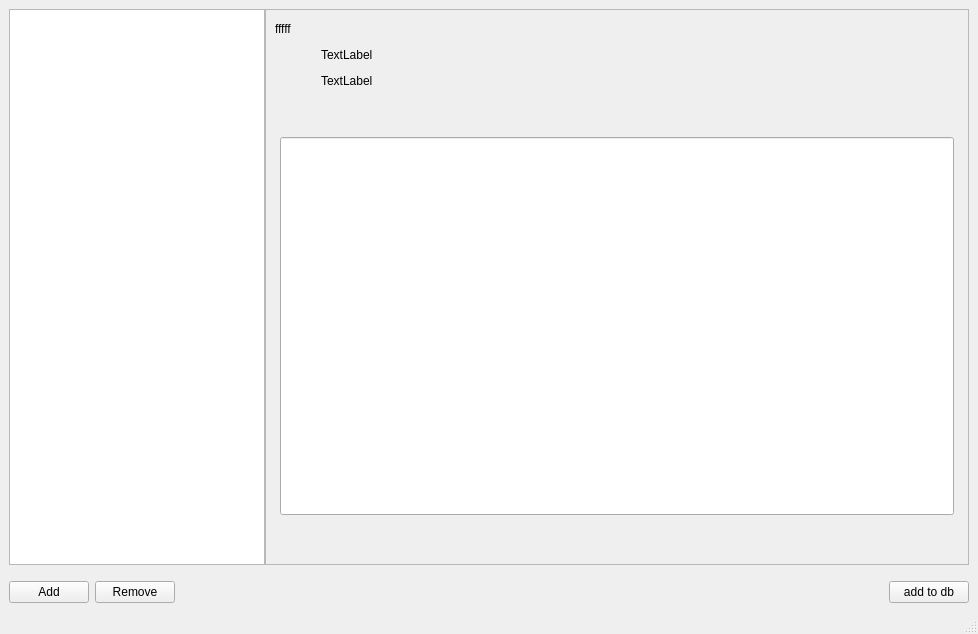
First picture: the form in mainwindow.ui, repository alternator0/qtbugtracker, before the edit.
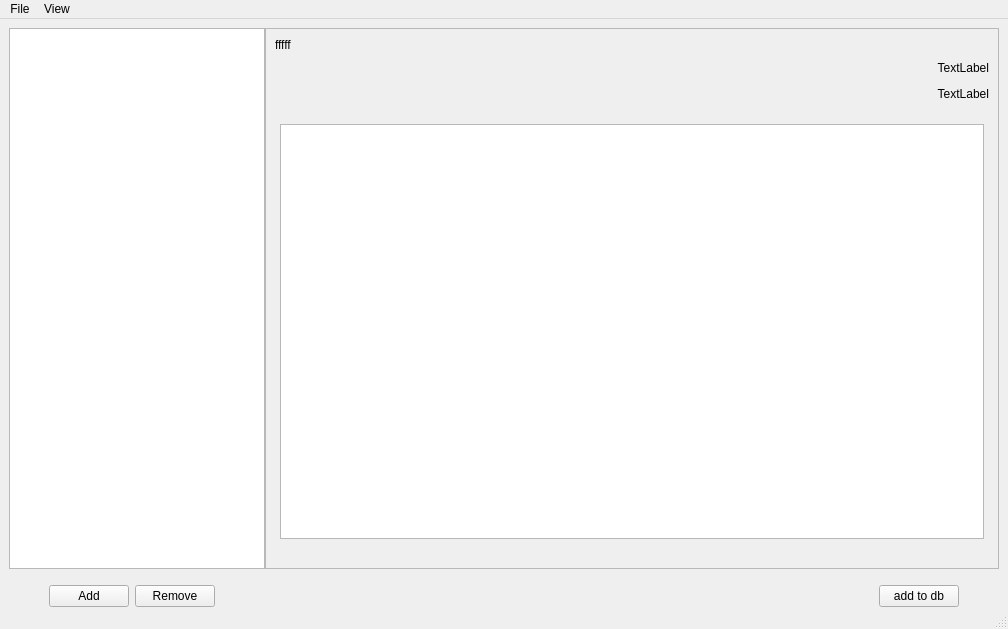
Second picture: the form after the edit.

Commit message: set up table view set up qmodel with queried data fixed add dialog set up data display

Diff of the .ui file:
```diff
--- a/mainwindow.ui
+++ b/mainwindow.ui
@@ -6,8 +6,8 @@
    <rect>
     <x>0</x>
     <y>0</y>
-    <width>978</width>
-    <height>634</height>
+    <width>1008</width>
+    <height>629</height>
    </rect>
   </property>
   <property name="windowTitle">
@@ -15,6 +15,9 @@
   </property>
   <widget class="QWidget" name="centralwidget">
    <layout class="QGridLayout" name="gridLayout">
+    <property name="bottomMargin">
+     <number>0</number>
+    </property>
     <item row="0" column="0">
      <layout class="QVBoxLayout" name="verticalLayout_2" stretch="15,0,0">
       <property name="spacing">
@@ -117,76 +120,40 @@
            <rect>
             <x>0</x>
             <y>0</y>
-            <width>700</width>
-            <height>542</height>
+            <width>730</width>
+            <height>525</height>
            </rect>
           </property>
-          <layout class="QVBoxLayout" name="verticalLayout" stretch="0,10">
+          <layout class="QVBoxLayout" name="verticalLayout" stretch="0,0,0,10">
            <item>
-            <layout class="QFormLayout" name="formLayout">
-             <property name="labelAlignment">
-              <set>Qt::AlignLeading|Qt::AlignLeft|Qt::AlignVCenter</set>
-             </property>
-             <property name="formAlignment">
-              <set>Qt::AlignLeading|Qt::AlignLeft|Qt::AlignTop</set>
-             </property>
+            <layout class="QGridLayout" name="gridLayout_2">
              <item row="0" column="0">
               <widget class="QLabel" name="label">
+               <property name="sizePolicy">
+                <sizepolicy hsizetype="Preferred" vsizetype="Preferred">
+                 <horstretch>0</horstretch>
+                 <verstretch>0</verstretch>
+                </sizepolicy>
+               </property>
                <property name="text">
                 <string>fffff</string>
                </property>
+               <property name="alignment">
+                <set>Qt::AlignLeading|Qt::AlignLeft|Qt::AlignVCenter</set>
+               </property>
+               <property name="wordWrap">
+                <bool>true</bool>
+               </property>
                <property name="textInteractionFlags">
                 <set>Qt::LinksAccessibleByMouse|Qt::TextEditable|Qt::TextEditorInteraction|Qt::TextSelectableByKeyboard|Qt::TextSelectableByMouse</set>
                </property>
               </widget>
              </item>
-             <item row="0" column="1">
-              <spacer name="horizontalSpacer_6">
-               <property name="orientation">
-                <enum>Qt::Horizontal</enum>
-               </property>
-               <property name="sizeHint" stdset="0">
-                <size>
-                 <width>40</width>
-                 <height>20</height>
-                </size>
-               </property>
-              </spacer>
-             </item>
-             <item row="1" column="0">
-              <spacer name="horizontalSpacer_5">
-               <property name="orientation">
-                <enum>Qt::Horizontal</enum>
-               </property>
-               <property name="sizeHint" stdset="0">
-                <size>
-                 <width>40</width>
-                 <height>20</height>
-                </size>
-               </property>
-              </spacer>
-             </item>
-             <item row="1" column="1">
-              <widget class="QLabel" name="label_2">
-               <property name="text">
-                <string>TextLabel</string>
-               </property>
-              </widget>
-             </item>
-             <item row="2" column="0">
-              <spacer name="horizontalSpacer_4">
-               <property name="orientation">
-                <enum>Qt::Horizontal</enum>
-               </property>
-               <property name="sizeHint" stdset="0">
-                <size>
-                 <width>40</width>
-                 <height>20</height>
-                </size>
-               </property>
-              </spacer>
-             </item>
-             <item row="2" column="1">
+            </layout>
+           </item>
+           <item>
+            <layout class="QGridLayout" name="gridLayout_4">
+             <item row="8" column="1">
               <widget class="QLabel" name="label_3">
                <property name="layoutDirection">
                 <enum>Qt::LeftToRight</enum>
@@ -194,12 +161,70 @@
                <property name="text">
                 <string>TextLabel</string>
                </property>
+               <property name="alignment">
+                <set>Qt::AlignRight|Qt::AlignTrailing|Qt::AlignVCenter</set>
+               </property>
               </widget>
              </item>
+             <item row="8" column="0">
+              <spacer name="horizontalSpacer_4">
+               <property name="orientation">
+                <enum>Qt::Horizontal</enum>
+               </property>
+               <property name="sizeHint" stdset="0">
+                <size>
+                 <width>40</width>
+                 <height>20</height>
+                </size>
+               </property>
+              </spacer>
+             </item>
+             <item row="7" column="1">
+              <widget class="QLabel" name="label_2">
+               <property name="layoutDirection">
+                <enum>Qt::LeftToRight</enum>
+               </property>
+               <property name="text">
+                <string>TextLabel</string>
+               </property>
+               <property name="alignment">
+                <set>Qt::AlignRight|Qt::AlignTrailing|Qt::AlignVCenter</set>
+               </property>
+              </widget>
+             </item>
+             <item row="7" column="0">
+              <spacer name="horizontalSpacer_5">
+               <property name="orientation">
+                <enum>Qt::Horizontal</enum>
+               </property>
+               <property name="sizeHint" stdset="0">
+                <size>
+                 <width>40</width>
+                 <height>20</height>
+                </size>
+               </property>
+              </spacer>
+             </item>
             </layout>
            </item>
            <item>
-            <layout class="QGridLayout" name="gridLayout_3" columnstretch="0,1,0">
+            <spacer name="verticalSpacer_2">
+             <property name="orientation">
+              <enum>Qt::Vertical</enum>
+             </property>
+             <property name="sizeType">
+              <enum>QSizePolicy::Fixed</enum>
+             </property>
+             <property name="sizeHint" stdset="0">
+              <size>
+               <width>20</width>
+               <height>14</height>
+              </size>
+             </property>
+            </spacer>
+           </item>
+           <item>
+            <layout class="QGridLayout" name="gridLayout_3" columnstretch="0,1,0,0">
              <item row="1" column="0">
               <spacer name="horizontalSpacer_2">
                <property name="orientation">
@@ -213,23 +238,7 @@
                </property>
               </spacer>
              </item>
-             <item row="0" column="1">
-              <spacer name="verticalSpacer_2">
-               <property name="orientation">
-                <enum>Qt::Vertical</enum>
-               </property>
-               <property name="sizeType">
-                <enum>QSizePolicy::Fixed</enum>
-               </property>
-               <property name="sizeHint" stdset="0">
-                <size>
-                 <width>20</width>
-                 <height>40</height>
-                </size>
-               </property>
-              </spacer>
-             </item>
-             <item row="1" column="2">
+             <item row="1" column="3">
               <spacer name="horizontalSpacer_3">
                <property name="orientation">
                 <enum>Qt::Horizontal</enum>
@@ -243,44 +252,7 @@
               </spacer>
              </item>
              <item row="1" column="1">
-              <widget class="QLineEdit" name="lineEdit">
-               <property name="sizePolicy">
-                <sizepolicy hsizetype="Expanding" vsizetype="Expanding">
-                 <horstretch>0</horstretch>
-                 <verstretch>0</verstretch>
-                </sizepolicy>
-               </property>
-               <property name="minimumSize">
-                <size>
-                 <width>0</width>
-                 <height>0</height>
-                </size>
-               </property>
-               <property name="sizeIncrement">
-                <size>
-                 <width>0</width>
-                 <height>0</height>
-                </size>
-               </property>
-               <property name="baseSize">
-                <size>
-                 <width>0</width>
-                 <height>0</height>
-                </size>
-               </property>
-               <property name="text">
-                <string/>
-               </property>
-               <property name="alignment">
-                <set>Qt::AlignLeading|Qt::AlignLeft|Qt::AlignTop</set>
-               </property>
-               <property name="readOnly">
-                <bool>false</bool>
-               </property>
-               <property name="cursorMoveStyle">
-                <enum>Qt::VisualMoveStyle</enum>
-               </property>
-              </widget>
+              <widget class="QTextEdit" name="mCommentEdit"/>
              </item>
              <item row="2" column="1">
               <spacer name="verticalSpacer_3">
@@ -293,7 +265,7 @@
                <property name="sizeHint" stdset="0">
                 <size>
                  <width>20</width>
-                 <height>40</height>
+                 <height>20</height>
                 </size>
                </property>
               </spacer>
@@ -323,6 +295,22 @@
       </item>
       <item>
        <layout class="QHBoxLayout" name="horizontalLayout">
+        <item>
+         <spacer name="horizontalSpacer_8">
+          <property name="orientation">
+           <enum>Qt::Horizontal</enum>
+          </property>
+          <property name="sizeType">
+           <enum>QSizePolicy::Minimum</enum>
+          </property>
+          <property name="sizeHint" stdset="0">
+           <size>
+            <width>40</width>
+            <height>20</height>
+           </size>
+          </property>
+         </spacer>
+        </item>
         <item>
          <widget class="QPushButton" name="pushButton">
           <property name="text">
@@ -357,6 +345,22 @@
           </property>
          </widget>
         </item>
+        <item>
+         <spacer name="horizontalSpacer_7">
+          <property name="orientation">
+           <enum>Qt::Horizontal</enum>
+          </property>
+          <property name="sizeType">
+           <enum>QSizePolicy::Minimum</enum>
+          </property>
+          <property name="sizeHint" stdset="0">
+           <size>
+            <width>40</width>
+            <height>20</height>
+           </size>
+          </property>
+         </spacer>
+        </item>
        </layout>
       </item>
      </layout>
@@ -364,6 +368,46 @@
    </layout>
   </widget>
   <widget class="QStatusBar" name="statusbar"/>
+  <widget class="QMenuBar" name="menuBar">
+   <property name="geometry">
+    <rect>
+     <x>0</x>
+     <y>0</y>
+     <width>1008</width>
+     <height>21</height>
+    </rect>
+   </property>
+   <widget class="QMenu" name="menuView">
+    <property name="title">
+     <string>View</string>
+    </property>
+    <addaction name="actionFilter"/>
+   </widget>
+   <widget class="QMenu" name="menuFile">
+    <property name="title">
+     <string>File</string>
+    </property>
+    <addaction name="actionSave"/>
+    <addaction name="actionExit"/>
+   </widget>
+   <addaction name="menuFile"/>
+   <addaction name="menuView"/>
+  </widget>
+  <action name="actionFilter">
+   <property name="text">
+    <string>Filter</string>
+   </property>
+  </action>
+  <action name="actionSave">
+   <property name="text">
+    <string>Save</string>
+   </property>
+  </action>
+  <action name="actionExit">
+   <property name="text">
+    <string>Exit</string>
+   </property>
+  </action>
  </widget>
  <resources/>
  <connections/>
```
The commit also changes 7 other files.
